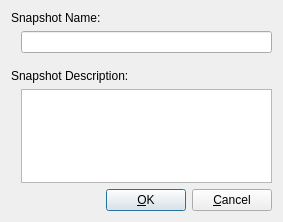
Before: the Qt Designer form src/Snapshot_Properties_Window.ui in tobimensch/aqemu, drawn with Qt 5.
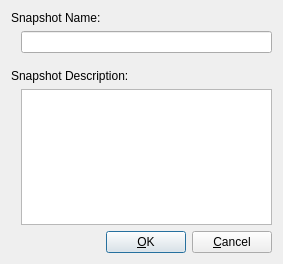
After: the same form once the commit is applied. Icons and pictures are not drawn.

Diff of the .ui file:
```diff
--- a/src/Snapshot_Properties_Window.ui
+++ b/src/Snapshot_Properties_Window.ui
@@ -8,7 +8,7 @@
     <x>0</x>
     <y>0</y>
     <width>283</width>
-    <height>222</height>
+    <height>264</height>
    </rect>
   </property>
   <property name="windowTitle">
```
Left out of the diff: 19 changed lines with no effect on the pictures.
